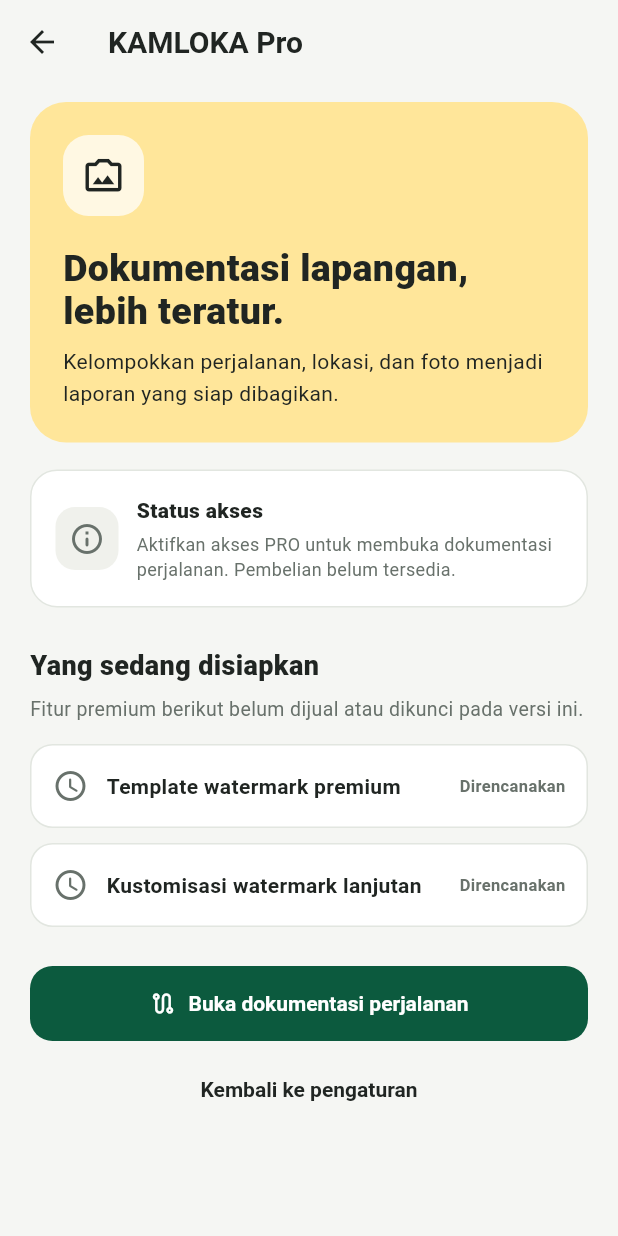
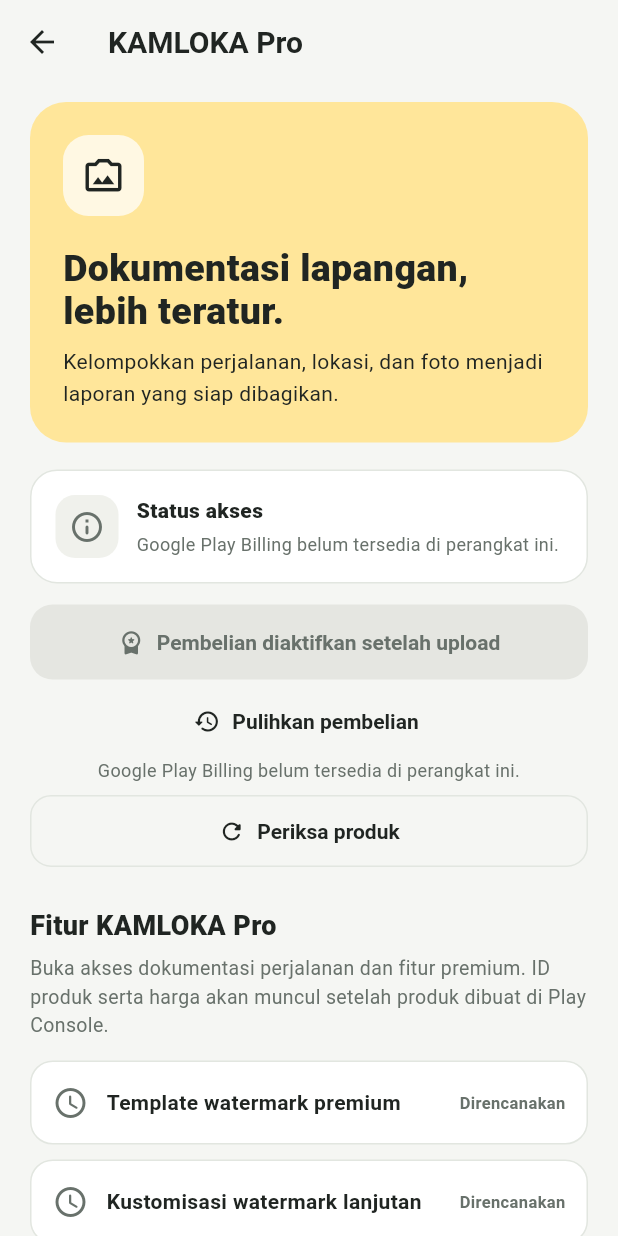
Before and after one commit to DedeAlmustaqim/kamloka_rebuild, a Flutter app: the KamlokaProScreen screen opened directly, on a phone screen of 412 x 824 dp. Run offline on Flutter 3.47's test engine with Material 3 defaults, Android fonts, the light colour scheme and no system bars; our stand-ins replace camera, geolocator, get, in_app_purchase, native_device_orientation, pdf and 3 more; missing offline and left inert: gal; accounts and stored records are empty.

Commit message:
feat: connect KAMLOKA Pro screen to billing service

```diff
--- a/lib/modules/settings/views/settings_screen.dart
+++ b/lib/modules/settings/views/settings_screen.dart
@@ -3,6 +3,7 @@
 import 'package:get/get.dart';
 
 import '../../pro/services/pro_access_service.dart';
+import '../../pro/services/pro_purchase_service.dart';
 import '../../pro/views/pro_trips_screen.dart';
 import '../../pro/theme/pro_theme.dart';
 
@@ -177,7 +178,7 @@
                               )),
                           SizedBox(height: 5),
                           Text(
-                            'Kenali fitur premium yang sedang disiapkan',
+                            'Dokumentasi perjalanan dan fitur premium dalam satu paket',
                             style: TextStyle(color: _muted, fontSize: 12),
                           ),
                         ],
@@ -333,6 +334,7 @@
               const SizedBox(height: 18),
               Obx(() {
                 final pro = Get.find<ProAccessService>();
+                final billing = Get.find<ProPurchaseService>();
                 return Container(
                   padding: const EdgeInsets.all(16),
                   decoration: BoxDecoration(
@@ -374,7 +376,7 @@
                             Text(
                               pro.isPro.value
                                   ? 'Akses premium tersedia di perangkat ini.'
-                                  : 'Aktifkan akses PRO untuk membuka dokumentasi perjalanan. Pembelian belum tersedia.',
+                                  : billing.statusMessage.value,
                               style: const TextStyle(
                                 color: ProTheme.secondaryText,
                                 fontSize: 12,
@@ -388,9 +390,62 @@
                   ),
                 );
               }),
+              const SizedBox(height: 14),
+              Obx(() {
+                final billing = Get.find<ProPurchaseService>();
+                final product = billing.product.value;
+                final canBuy = product != null &&
+                    billing.storeAvailable.value &&
+                    !billing.purchasePending.value;
+                return Column(
+                  crossAxisAlignment: CrossAxisAlignment.stretch,
+                  children: [
+                    FilledButton.icon(
+                      onPressed: canBuy ? billing.buyPro : null,
+                      icon: billing.purchasePending.value
+                          ? const SizedBox(
+                              width: 18,
+                              height: 18,
+                              child: CircularProgressIndicator(strokeWidth: 2),
+                            )
+                          : const Icon(Icons.workspace_premium_rounded),
+                      label: Text(
+                        product == null
+                            ? 'Pembelian diaktifkan setelah upload'
+                            : 'Beli KAMLOKA Pro • ${product.price}',
+                      ),
+                    ),
+                    const SizedBox(height: 4),
+                    TextButton.icon(
+                      onPressed: billing.isLoading.value
+                          ? null
+                          : billing.restorePurchases,
+                      icon: const Icon(Icons.restore_rounded),
+                      label: const Text('Pulihkan pembelian'),
+                    ),
+                    Text(
+                      billing.statusMessage.value,
+                      textAlign: TextAlign.center,
+                      style: const TextStyle(
+                        color: ProTheme.secondaryText,
+                        fontSize: 12,
+                        height: 1.4,
+                      ),
+                    ),
+                    const SizedBox(height: 8),
+                    OutlinedButton.icon(
+                      onPressed: billing.isLoading.value
+                          ? null
+                          : billing.initialize,
+                      icon: const Icon(Icons.refresh_rounded),
+                      label: const Text('Periksa produk'),
+                    ),
+                  ],
+                );
+              }),
               const SizedBox(height: 26),
               const Text(
-                'Yang sedang disiapkan',
+                'Fitur KAMLOKA Pro',
                 style: TextStyle(
                   color: ProTheme.text,
                   fontSize: 18,
@@ -399,7 +454,7 @@
               ),
               const SizedBox(height: 6),
               const Text(
-                'Fitur premium berikut belum dijual atau dikunci pada versi ini.',
+                'Buka akses dokumentasi perjalanan dan fitur premium. ID produk serta harga akan muncul setelah produk dibuat di Play Console.',
                 style: TextStyle(color: ProTheme.secondaryText, fontSize: 13, height: 1.45),
               ),
               const SizedBox(height: 14),
```
